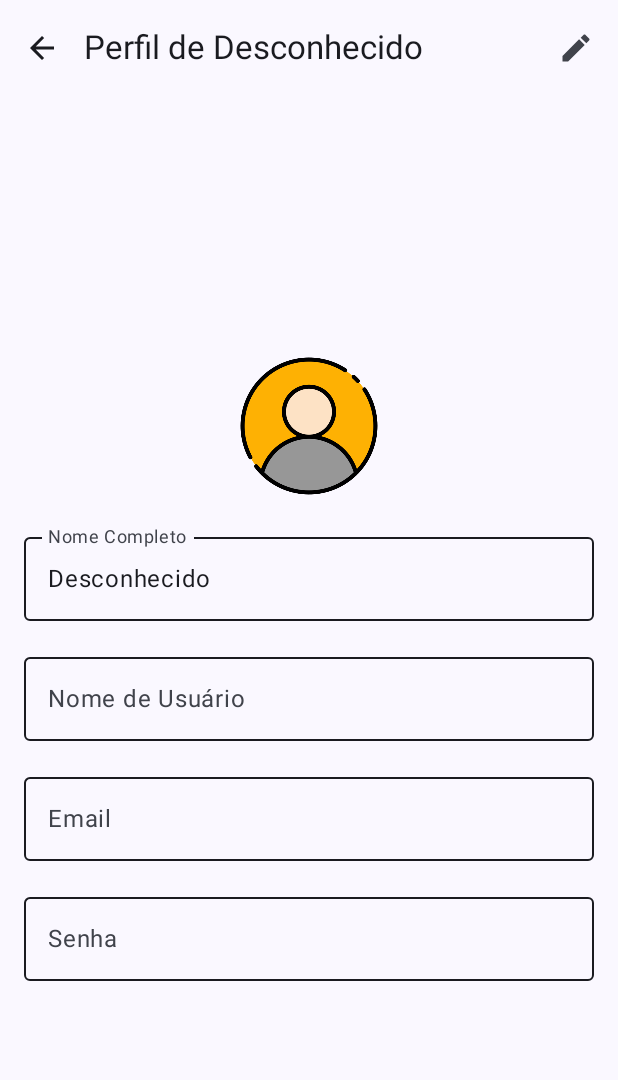
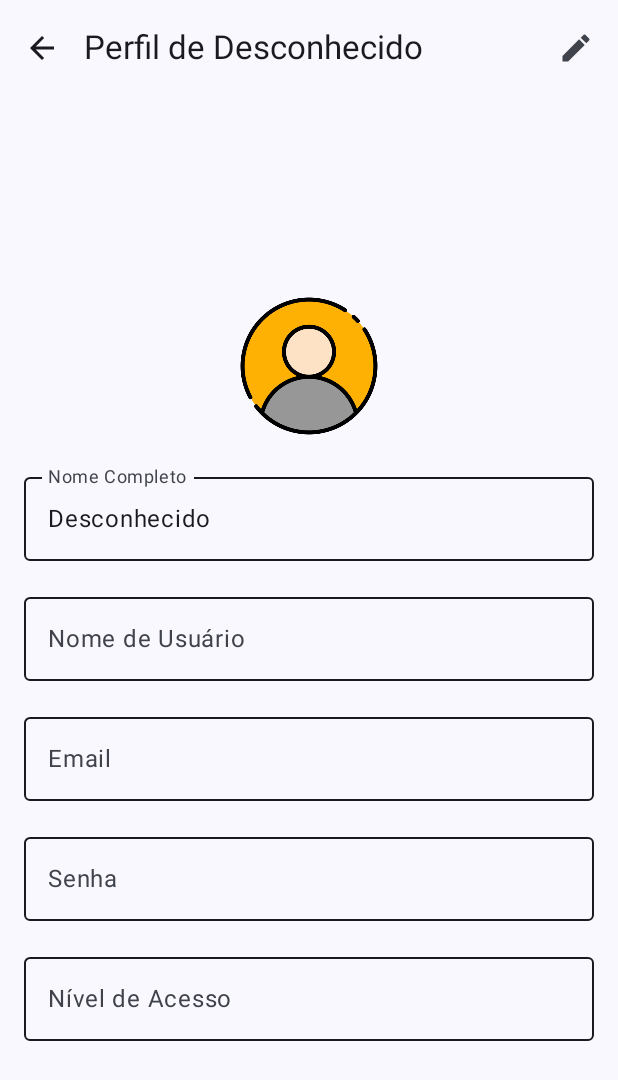
Before and after one commit to Albaninn/Mobile_App, an Android app built with Jetpack Compose: the composable ProfileScreen called with empty values, on a phone screen of 412 x 824 dp. Shown: the top 1080 px of the screen. Run offline under Robolectric (Android 15) with nearby library versions, the phone set to English and light mode, and no system bars.

Commit message:
adm_level_all

```diff
--- a/Test_App/app/src/main/java/br/edu/up/test_app/MainActivity.kt
+++ b/Test_App/app/src/main/java/br/edu/up/test_app/MainActivity.kt
@@ -557,6 +557,7 @@ fun ProfileScreen(navController: NavHostController, username: String) {
     var fullName by remember { mutableStateOf(userProfile.fullName) }
     var email by remember { mutableStateOf(userProfile.email) }
     var password by remember { mutableStateOf(userProfile.password) }
+    val accessLevel = userProfile.accessLevel // Nível de acesso é sempre não editável
 
     // Cores customizadas para os campos desabilitados
     val customTextFieldColors = TextFieldDefaults.outlinedTextFieldColors(
@@ -651,6 +652,16 @@ fun ProfileScreen(navController: NavHostController, username: String) {
                     colors = customTextFieldColors, // Define as cores customizadas
                     modifier = Modifier.fillMaxWidth()
                 )
+
+                // Campo de nível de acesso (não editável)
+                OutlinedTextField(
+                    value = accessLevel,
+                    onValueChange = {},
+                    label = { Text("Nível de Acesso") },
+                    enabled = false, // Não pode ser editado
+                    colors = customTextFieldColors, // Define as cores customizadas
+                    modifier = Modifier.fillMaxWidth()
+                )
             }
         }
     }
```
